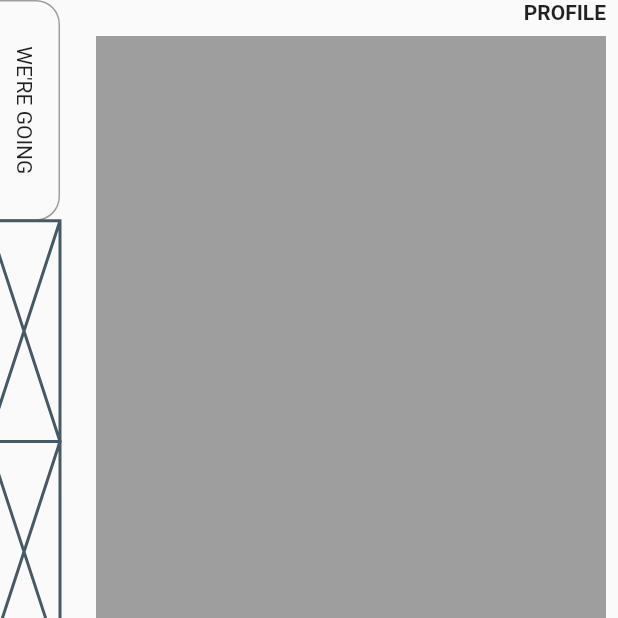
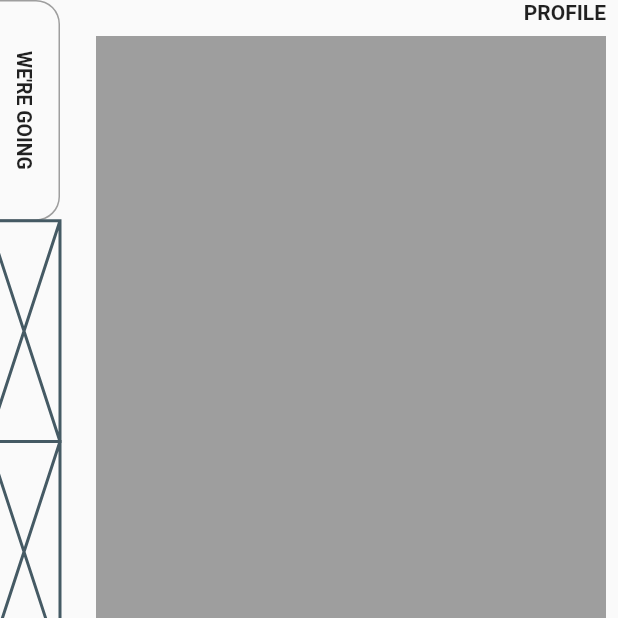
Before and after one commit to JAICHANGPARK/flutter_notebook_11th_story, a Flutter app: the screen it shows after launch, on a phone screen of 412 x 824 dp, the top half of it. Run offline on Flutter 3.47's test engine with Material 2 defaults, Android fonts, the phone set to English and light mode, and no system bars; our stand-ins replace backdrop, badges, flutter_inner_drawer, flutter_slidable, flutter_swiper, google_fonts.

Commit message:
Update food_bill_home_page.dart

```diff
--- a/lib/ep714_food_bill_app/ui/food_bill_home_page.dart
+++ b/lib/ep714_food_bill_app/ui/food_bill_home_page.dart
@@ -49,7 +49,10 @@ class _FoodBillHomePageState extends State<FoodBillHomePage> {
                       child: Center(
                         child: RotatedBox(
                           quarterTurns: 1,
-                          child: Text("WE'RE GOING"),
+                          child: Text("WE'RE GOING",style: TextStyle(
+                            fontSize: 13,
+                            fontWeight: FontWeight.bold
+                          ),),
                         ),
                       ),
                     ),
```
